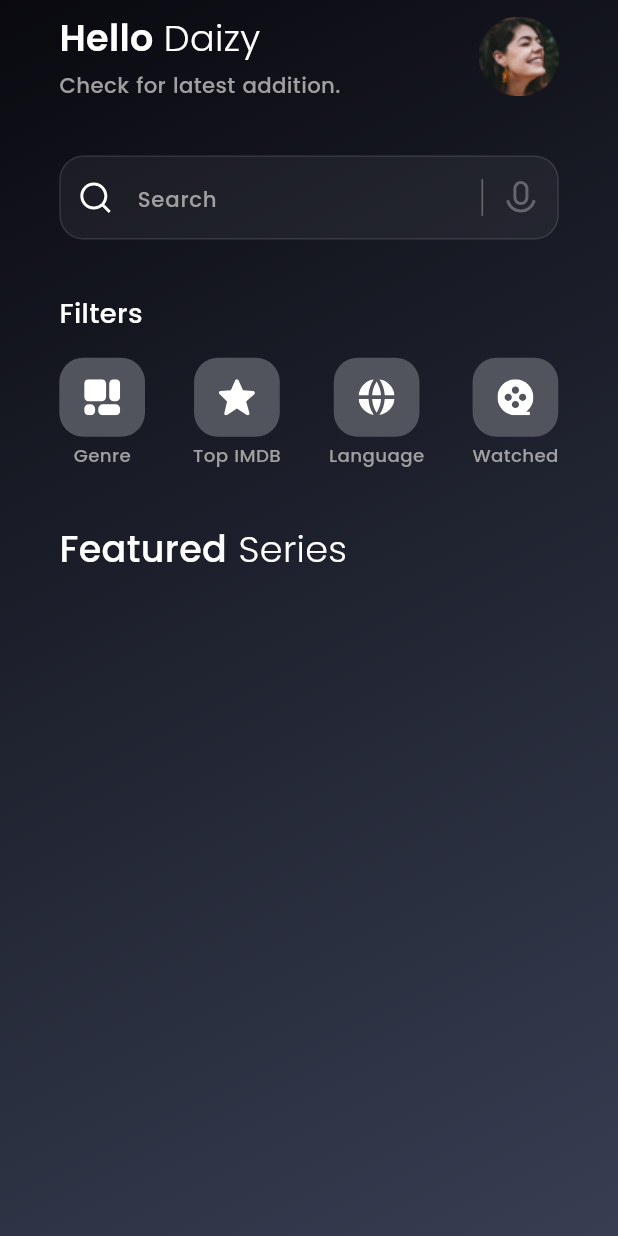
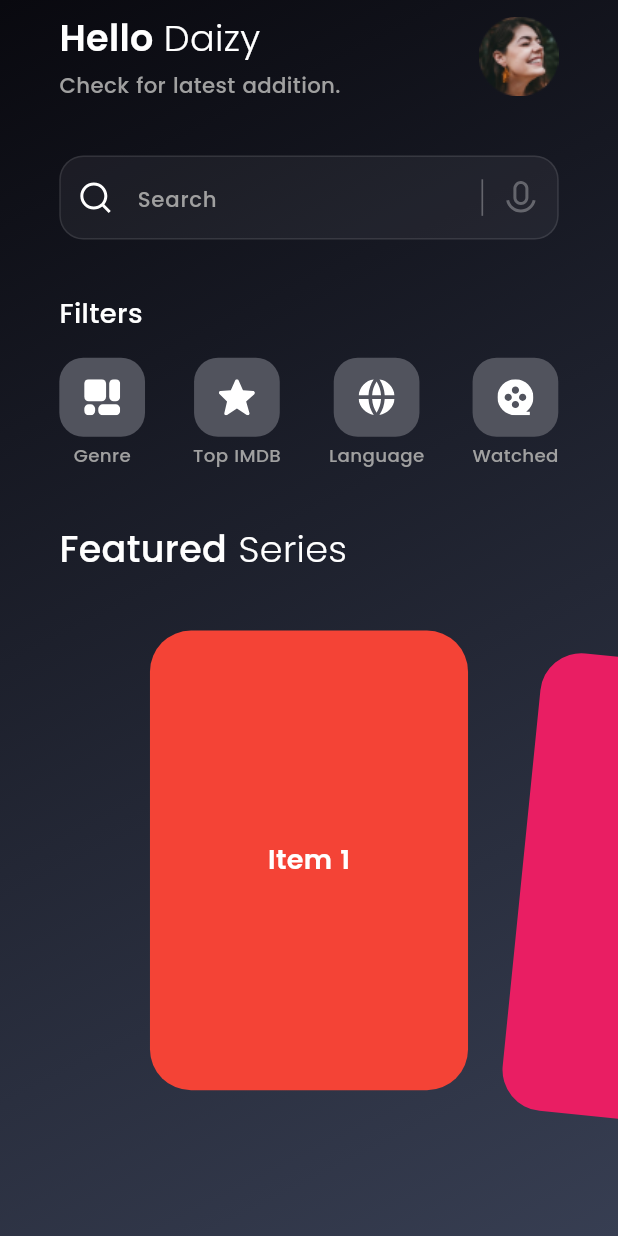
Before and after one commit to hashimsaffarini/Intersect_Task, a Flutter app: the screen it shows after launch, on a phone screen of 412 x 824 dp. Run offline on Flutter 3.47's test engine with Material 3 defaults, Android fonts, the phone set to English and light mode, and no system bars; our stand-ins replace flutter_screenutil, flutter_svg.

Commit message:
- Add featured series items widget and update assets for images

```diff
--- a/lib/core/theming/app_images.dart
+++ b/lib/core/theming/app_images.dart
@@ -1,6 +1,10 @@
 // ignore_for_file: prefer_single_quotes
 class Assets {
   Assets._();
+
+  /// Assets for imagesEducation
+  /// assets/images/education.png
+  static const String imagesEducation = "assets/images/education.png";
 
   /// Assets for imagesGeneral
   /// assets/images/general.svg
@@ -10,9 +14,17 @@ class Assets {
   /// assets/images/language.svg
   static const String imagesLanguage = "assets/images/language.svg";
 
+  /// Assets for imagesLucifer
+  /// assets/images/lucifer.png
+  static const String imagesLucifer = "assets/images/lucifer.png";
+
   /// Assets for imagesMicrophone
   /// assets/images/microphone.svg
   static const String imagesMicrophone = "assets/images/microphone.svg";
+
+  /// Assets for imagesMoney
+  /// assets/images/money.png
+  static const String imagesMoney = "assets/images/money.png";
 
   /// Assets for imagesProfileImage
   /// assets/images/profile_image.png
--- /dev/null
+++ b/lib/features/home/ui/widgets/featured_series_items.dart
@@ -0,0 +1,65 @@
+import 'package:flutter/material.dart';
+import 'package:flutter_screenutil/flutter_screenutil.dart';
+
+class FeaturedSeriesItems extends StatelessWidget {
+  const FeaturedSeriesItems({super.key});
+
+  @override
+  Widget build(BuildContext context) {
+    final PageController pageController = PageController(viewportFraction: 0.6);
+
+    return SizedBox(
+      height: 302.h,
+      child: PageView.builder(
+        clipBehavior: Clip.none,
+        controller: pageController,
+        itemCount: 5,
+        physics: const BouncingScrollPhysics(),
+        itemBuilder: (context, index) {
+          return AnimatedBuilder(
+            animation: pageController,
+            builder: (context, child) {
+              double value = 0;
+
+              if (pageController.hasClients &&
+                  pageController.position.haveDimensions) {
+                value = pageController.page! - index;
+              } else {
+                value = pageController.initialPage - index.toDouble();
+              }
+
+              value = value.clamp(-1, 1);
+
+              final double verticalOffset = value.abs() * 22.h;
+
+              final double rotation = value * -0.1;
+              return Transform(
+                transform: Matrix4.identity()
+                  ..translate(0.0, verticalOffset)
+                  ..rotateZ(rotation),
+                alignment: Alignment.center,
+                child: Container(
+                  margin: EdgeInsets.symmetric(horizontal: 16.w),
+                  decoration: BoxDecoration(
+                    color: Colors.primaries[index % Colors.primaries.length],
+                    borderRadius: BorderRadius.circular(27.r),
+                  ),
+                  child: Center(
+                    child: Text(
+                      'Item ${index + 1}',
+                      style: const TextStyle(
+                        color: Colors.white,
+                        fontSize: 18,
+                        fontWeight: FontWeight.bold,
+                      ),
+                    ),
+                  ),
+                ),
+              );
+            },
+          );
+        },
+      ),
+    );
+  }
+}
--- a/lib/features/home/ui/widgets/home_screen_body.dart
+++ b/lib/features/home/ui/widgets/home_screen_body.dart
@@ -4,6 +4,7 @@ import 'package:intersect_task/core/helpers/spaces.dart';
 import 'package:intersect_task/core/theming/app_colors.dart';
 import 'package:intersect_task/core/theming/app_styles.dart';
 import 'package:intersect_task/features/home/ui/widgets/custom_home_app_bar.dart';
+import 'package:intersect_task/features/home/ui/widgets/featured_series_items.dart';
 import 'package:intersect_task/features/home/ui/widgets/featured_series_text.dart';
 import 'package:intersect_task/features/home/ui/widgets/filters_list_view.dart';
 import 'package:intersect_task/features/home/ui/widgets/search_home_bar.dart';
@@ -28,9 +29,13 @@ class HomeScreenBody extends StatelessWidget {
           ],
         ),
       ),
-      child: Padding(
+      child: SingleChildScrollView(
+        child: SafeArea(
+          child: Column(
+            crossAxisAlignment: CrossAxisAlignment.start,
+            children: [
+              Padding(
                 padding: EdgeInsets.symmetric(horizontal: 36.w),
-        child: SafeArea(
                 child: Column(
                   crossAxisAlignment: CrossAxisAlignment.start,
                   children: [
@@ -48,7 +53,12 @@ class HomeScreenBody extends StatelessWidget {
                     verticalSpace(16),
                     const FiltersListView(),
                     verticalSpace(36),
-              const FeaturedSeriesText()
+                    const FeaturedSeriesText(),
+                    verticalSpace(36),
+                  ],
+                ),
+              ),
+              const FeaturedSeriesItems(),
             ],
           ),
         ),
```
Also changed, not shown: assets/images/education.png (added), assets/images/lucifer.png (added), assets/images/money.png (added). Lines whose indentation alone changed are shown as unchanged.
